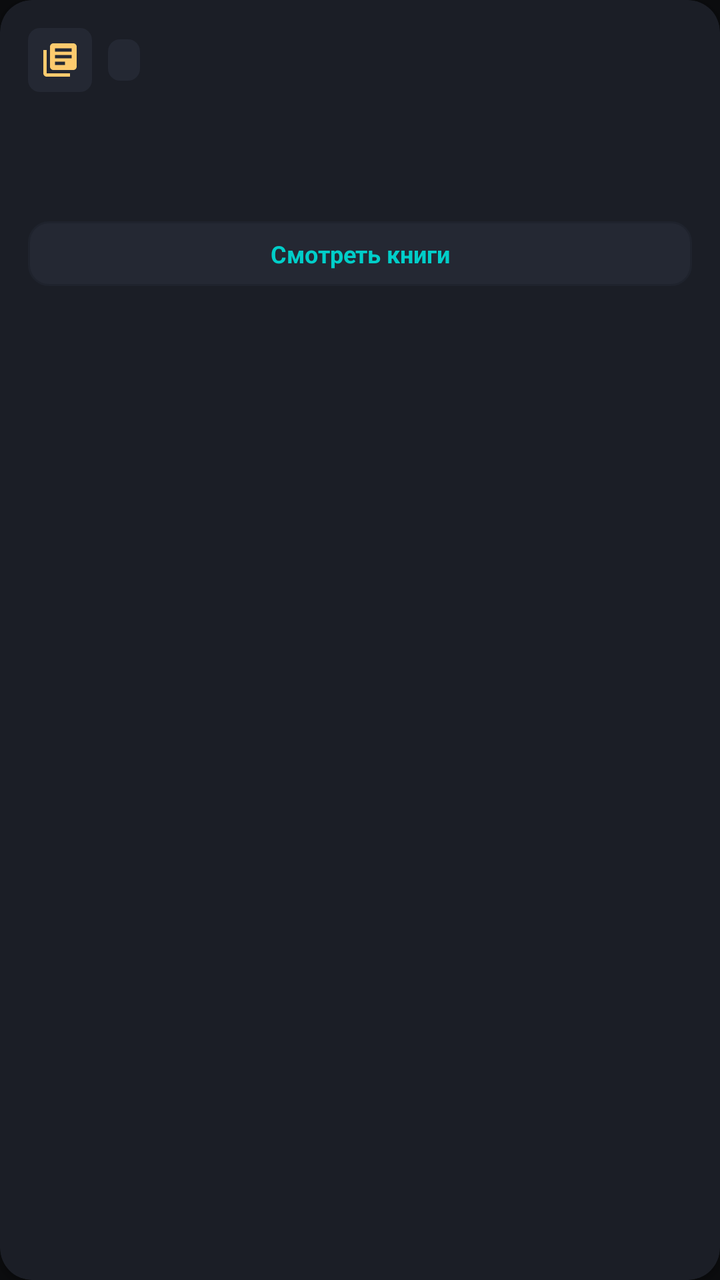
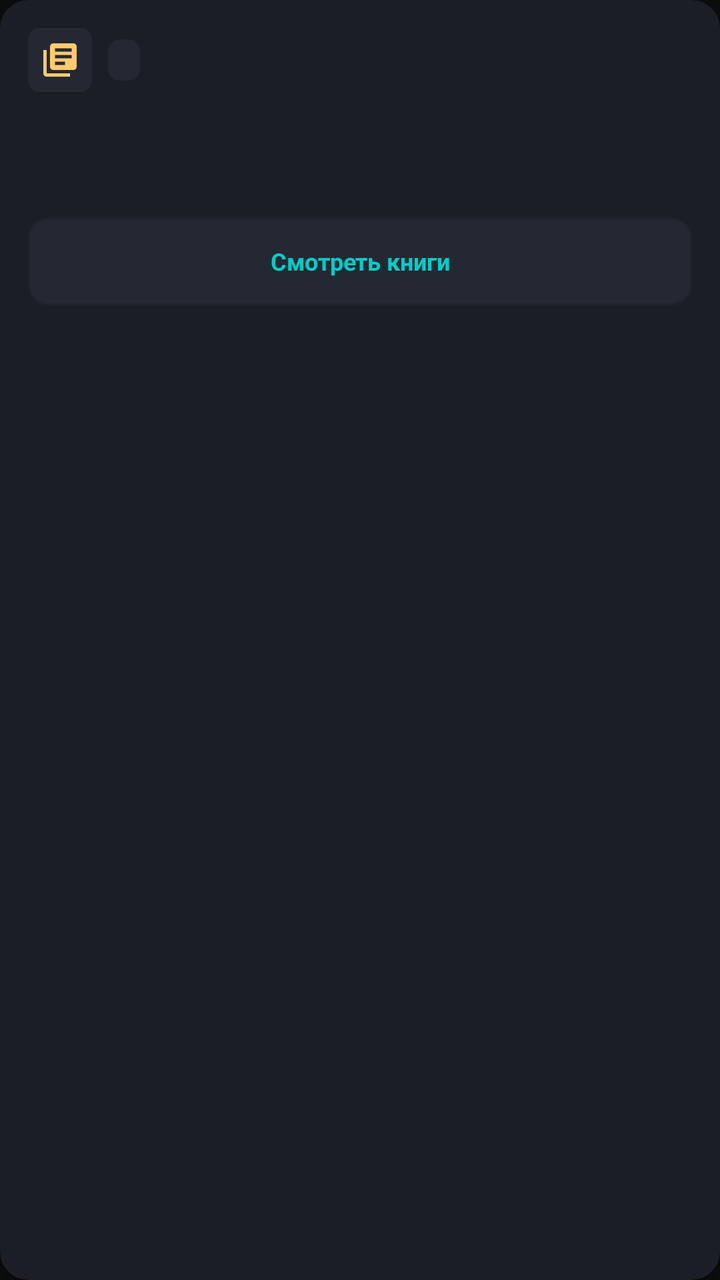

Before-and-after screenshots of an Android layout around one commit, followed by the original layout XML and the change that was made.
<!-- AndroidManifest.xml: application theme Theme.Flibusta -->
<!-- res/layout/item_series.xml -->
<?xml version="1.0" encoding="utf-8"?>
<androidx.cardview.widget.CardView xmlns:android="http://schemas.android.com/apk/res/android"
    xmlns:app="http://schemas.android.com/apk/res-auto"
    android:layout_width="200dp"
    android:layout_height="wrap_content"
    android:layout_marginStart="8dp"
    android:layout_marginEnd="8dp"
    android:layout_marginTop="6dp"
    android:layout_marginBottom="6dp"
    app:cardBackgroundColor="@color/bg_surface_card"
    app:cardCornerRadius="16dp"
    app:cardElevation="2dp">

    <LinearLayout
        android:layout_width="match_parent"
        android:layout_height="wrap_content"
        android:orientation="vertical"
        android:padding="14dp">

        <LinearLayout
            android:layout_width="match_parent"
            android:layout_height="wrap_content"
            android:gravity="center_vertical"
            android:orientation="horizontal">

            <ImageView
                android:layout_width="32dp"
                android:layout_height="32dp"
                android:background="@drawable/bg_badge"
                android:padding="6dp"
                android:src="@drawable/ic_series"
                android:contentDescription="Series" />

            <TextView
                android:id="@+id/tv_series_count"
                android:layout_width="wrap_content"
                android:layout_height="wrap_content"
                android:layout_marginStart="8dp"
                android:background="@drawable/bg_badge"
                android:textColor="@color/accent_gold"
                android:textSize="11sp"
                android:textStyle="bold" />
        </LinearLayout>

        <TextView
            android:id="@+id/tv_series_title"
            android:layout_width="match_parent"
            android:layout_height="wrap_content"
            android:layout_marginTop="12dp"
            android:ellipsize="end"
            android:maxLines="2"
            android:textColor="@color/text_primary"
            android:textSize="15sp"
            android:textStyle="bold" />

        <TextView
            android:id="@+id/tv_series_author"
            android:layout_width="match_parent"
            android:layout_height="wrap_content"
            android:layout_marginTop="4dp"
            android:ellipsize="end"
            android:maxLines="1"
            android:textColor="@color/text_secondary"
            android:textSize="12sp" />

        <TextView
            android:id="@+id/btn_open_series"
            android:layout_width="match_parent"
            android:layout_height="wrap_content"
            android:layout_marginTop="12dp"
            android:background="@drawable/bg_button_secondary"
            android:clickable="true"
            android:focusable="true"
            android:gravity="center"
            android:text="Смотреть книги"
            android:textColor="@color/accent_cyan"
            android:textSize="12sp"
            android:textStyle="bold" />
    </LinearLayout>
</androidx.cardview.widget.CardView>
<!-- resources referenced by this layout -->
<resources>
  <color name="accent_cyan">#00CEC9</color>
  <color name="accent_gold">#FDCB6E</color>
  <color name="bg_surface_card">#1B1E26</color>
  <color name="text_primary">#FFFFFF</color>
  <color name="text_secondary">#A4B0BE</color>
  <!-- drawable bg_badge (drawable) -->
  <?xml version="1.0" encoding="utf-8"?>
  <shape xmlns:android="http://schemas.android.com/apk/res/android"
      android:shape="rectangle">
      <solid android:color="@color/bg_surface_light" />
      <corners android:radius="6dp" />
      <padding
          android:left="8dp"
          android:top="3dp"
          android:right="8dp"
          android:bottom="3dp" />
  </shape>
  <!-- drawable bg_button_secondary (drawable) -->
  <?xml version="1.0" encoding="utf-8"?>
  <ripple xmlns:android="http://schemas.android.com/apk/res/android"
      android:color="#33FFFFFF">
      <item>
          <shape android:shape="rectangle">
              <solid android:color="@color/bg_surface_light" />
              <stroke android:width="1dp" android:color="@color/divider" />
              <corners android:radius="10dp" />
              <padding
                  android:left="14dp"
                  android:top="8dp"
                  android:right="14dp"
                  android:bottom="8dp" />
          </shape>
      </item>
  </ripple>
  <!-- drawable ic_series (drawable) -->
  <vector xmlns:android="http://schemas.android.com/apk/res/android"
      android:width="24dp"
      android:height="24dp"
      android:viewportWidth="24"
      android:viewportHeight="24">
      <path
          android:fillColor="@color/accent_gold"
          android:pathData="M4,6H2v14c0,1.1 0.9,2 2,2h14v-2H4V6zm16,-4H8c-1.1,0 -2,0.9 -2,2v12c0,1.1 0.9,2 2,2h12c1.1,0 2,-0.9 2,-2V4c0,-1.1 -0.9,-2 -2,-2zm-1,9H9V9h10v2zm-4,4H9v-2h6v2zm4,-8H9V5h10v2z" />
  </vector>
  <style name="Theme.Flibusta" parent="Theme.MaterialComponents.DayNight.NoActionBar">
          <item name="colorPrimary">@color/accent_primary</item>
          <item name="colorPrimaryVariant">@color/bg_surface_card</item>
          <item name="colorOnPrimary">@color/text_primary</item>
          <item name="colorSecondary">@color/accent_secondary</item>
          <item name="colorSecondaryVariant">@color/accent_cyan</item>
          <item name="colorOnSecondary">@color/text_primary</item>
  
          <item name="android:windowBackground">@color/bg_primary</item>
          <item name="android:statusBarColor">@color/bg_primary</item>
          <item name="android:navigationBarColor">@color/nav_bar_bg</item>
          <item name="android:textColorPrimary">@color/text_primary</item>
          <item name="android:textColorSecondary">@color/text_secondary</item>
      </style>
  <color name="bg_surface_light">#242833</color>
  <color name="divider">#1F232D</color>
  <color name="accent_primary">#6C5CE7</color>
  <color name="accent_secondary">#0984E3</color>
  <color name="bg_primary">#0B0C0E</color>
  <color name="nav_bar_bg">#111317</color>
</resources>

<!-- the commit's change to res/layout/item_series.xml (unified diff, before → after) -->
@@ -1,14 +1,17 @@
 <?xml version="1.0" encoding="utf-8"?>
 <androidx.cardview.widget.CardView xmlns:android="http://schemas.android.com/apk/res/android"
     xmlns:app="http://schemas.android.com/apk/res-auto"
-    android:layout_width="200dp"
+    android:layout_width="220dp"
     android:layout_height="wrap_content"
     android:layout_marginStart="8dp"
     android:layout_marginEnd="8dp"
     android:layout_marginTop="6dp"
     android:layout_marginBottom="6dp"
+    android:clickable="true"
+    android:focusable="true"
+    android:foreground="?android:attr/selectableItemBackground"
     app:cardBackgroundColor="@color/bg_surface_card"
-    app:cardCornerRadius="16dp"
+    app:cardCornerRadius="14dp"
     app:cardElevation="2dp">
 
     <LinearLayout
@@ -29,7 +32,7 @@
                 android:background="@drawable/bg_badge"
                 android:padding="6dp"
                 android:src="@drawable/ic_series"
-                android:contentDescription="Series" />
+                android:importantForAccessibility="no" />
 
             <TextView
                 android:id="@+id/tv_series_count"
@@ -46,7 +49,7 @@
             android:id="@+id/tv_series_title"
             android:layout_width="match_parent"
             android:layout_height="wrap_content"
-            android:layout_marginTop="12dp"
+            android:layout_marginTop="10dp"
             android:ellipsize="end"
             android:maxLines="2"
             android:textColor="@color/text_primary"
@@ -60,7 +63,7 @@
             android:layout_marginTop="4dp"
             android:ellipsize="end"
             android:maxLines="1"
-            android:textColor="@color/text_secondary"
+            android:textColor="@color/accent_cyan"
             android:textSize="12sp" />
 
         <TextView
@@ -72,6 +75,8 @@
             android:clickable="true"
             android:focusable="true"
             android:gravity="center"
+            android:minHeight="44dp"
+            android:padding="10dp"
             android:text="Смотреть книги"
             android:textColor="@color/accent_cyan"
             android:textSize="12sp"
